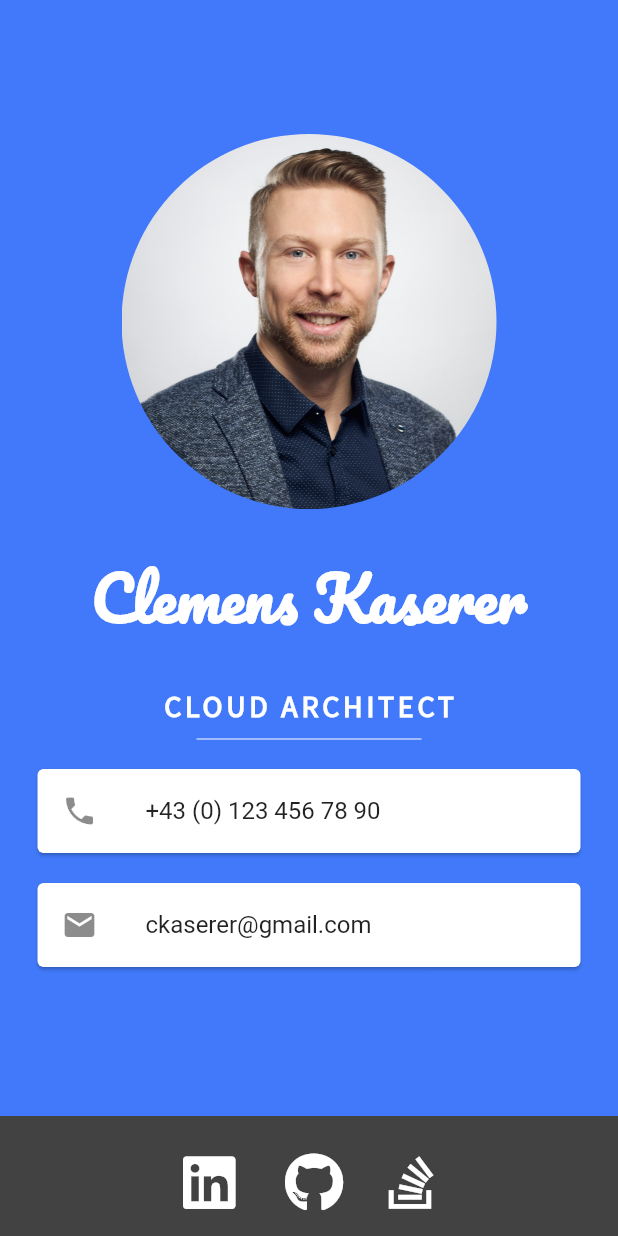
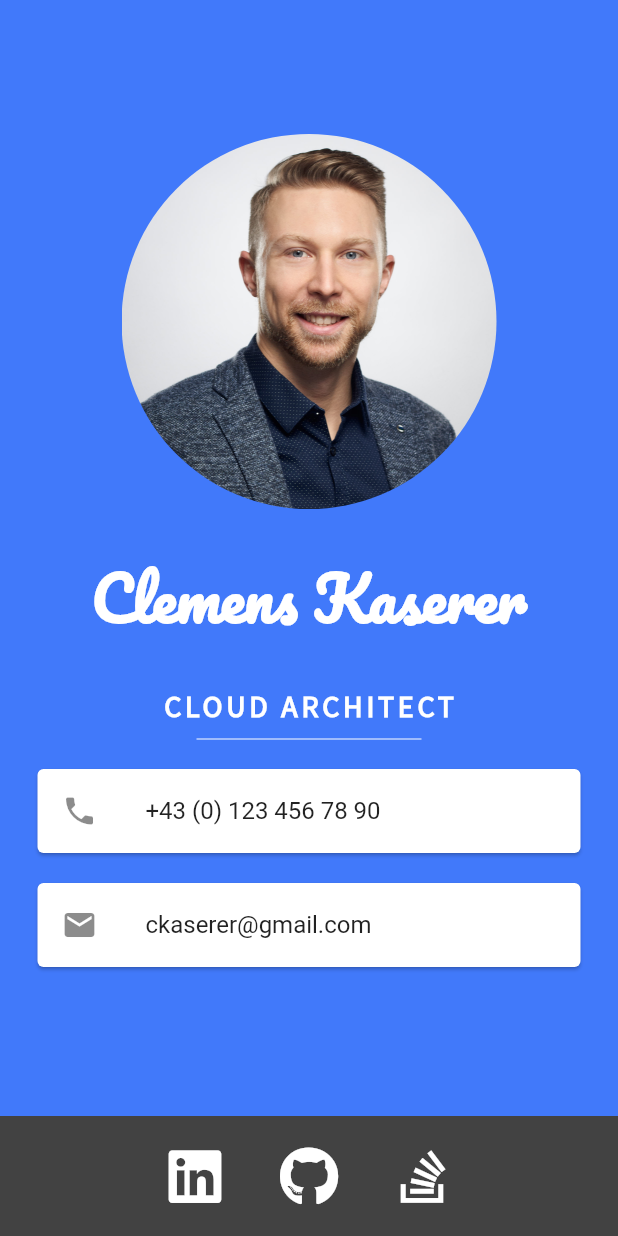
Before and after one commit to ckaserer/flutter-cv-app, a Flutter app: the screen it shows after launch, on a phone screen of 412 x 824 dp. Run offline on Flutter 3.47's test engine with Material 2 defaults, Android fonts, the phone set to English and light mode, and no system bars; our stand-ins replace font_awesome_flutter.

Commit message:
fixed centered icons in bottom nav bar

```diff
--- a/lib/widgets/bottom_navigation_bar.dart
+++ b/lib/widgets/bottom_navigation_bar.dart
@@ -1,7 +1,7 @@
+import 'package:ckaserer/constants/bottom_navigation.dart';
 import 'package:ckaserer/constants/theme.dart';
 import 'package:ckaserer/widgets/icon_button.dart';
 import 'package:flutter/material.dart';
-import 'package:ckaserer/constants/bottom_navigation.dart';
 
 class MyBottomNavigationBar extends StatelessWidget {
   late final List<Widget> _children;
--- a/lib/widgets/icon_button.dart
+++ b/lib/widgets/icon_button.dart
@@ -49,12 +49,12 @@ class _MyIconButtonState extends State<MyIconButton> {
       onEnter: _onHover,
       onExit: _onExit,
       child: IconButton(
+        iconSize: widget.size,
         onPressed: widget.onPressed,
         tooltip: widget.tooltip,
         icon: FaIcon(
           widget.icon,
           color: setColor(),
-          size: widget.size,
         ),
       ),
     );
```
